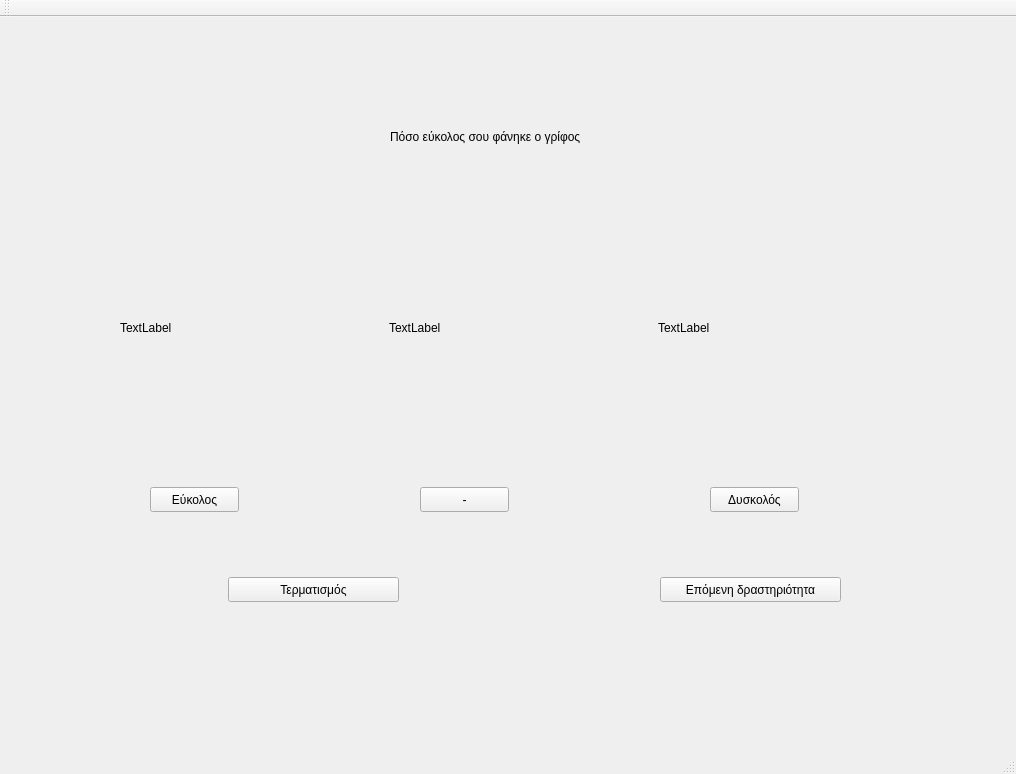
Old version of the form userInterface/resources/menu.ui in the repository smattha/robotHuman.
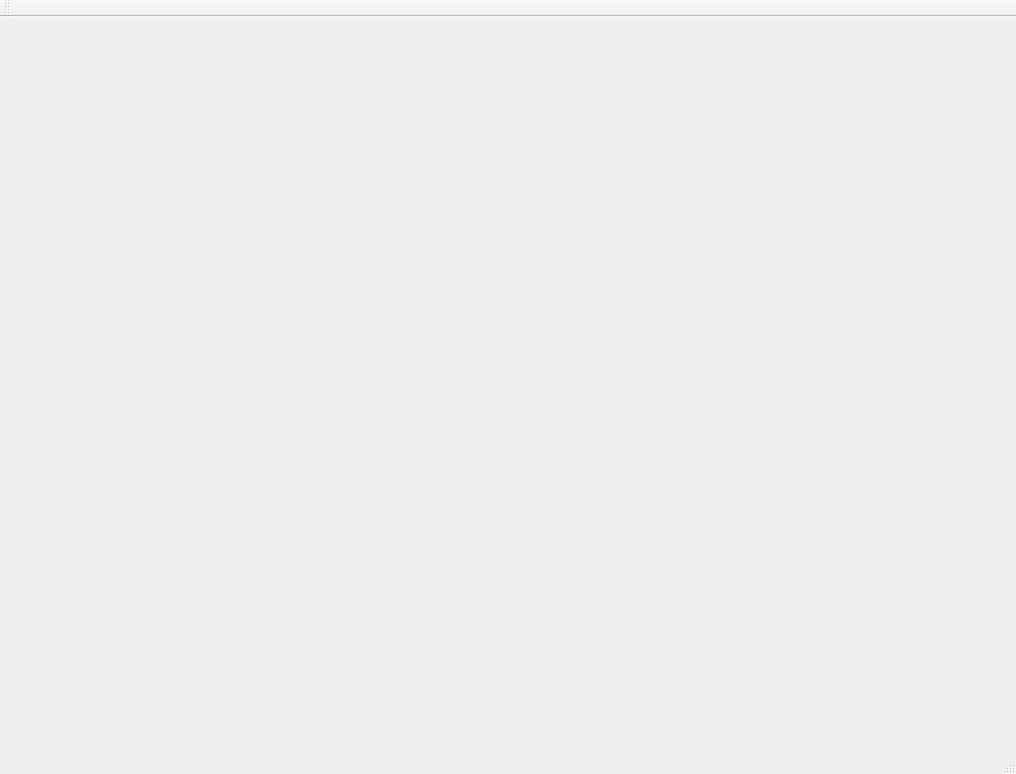
New version of the form. The open tabs and pages were chosen to show the change.

Patch:
```diff
--- a/userInterface/resources/menu.ui
+++ b/userInterface/resources/menu.ui
@@ -1347,6 +1347,7 @@
       </property>
      </widget>
     </widget>
+    <widget class="QWidget" name="page_3"/>
    </widget>
   </widget>
   <widget class="QMenuBar" name="menubar">
```
Left out of the diff: 10 changed lines with no effect on the pictures.
